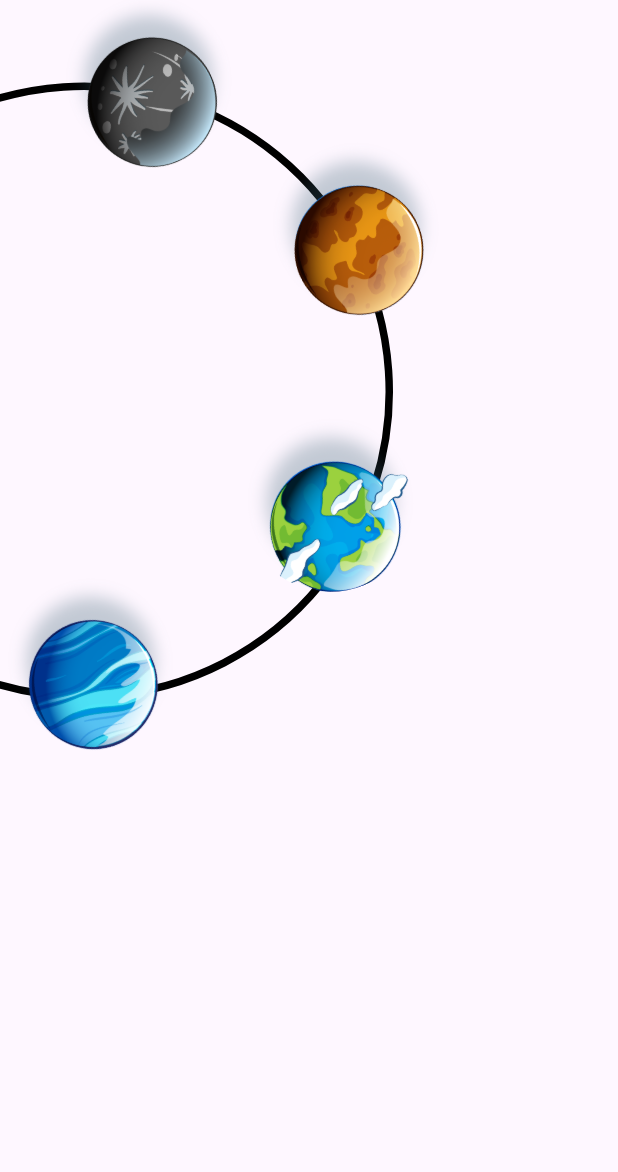
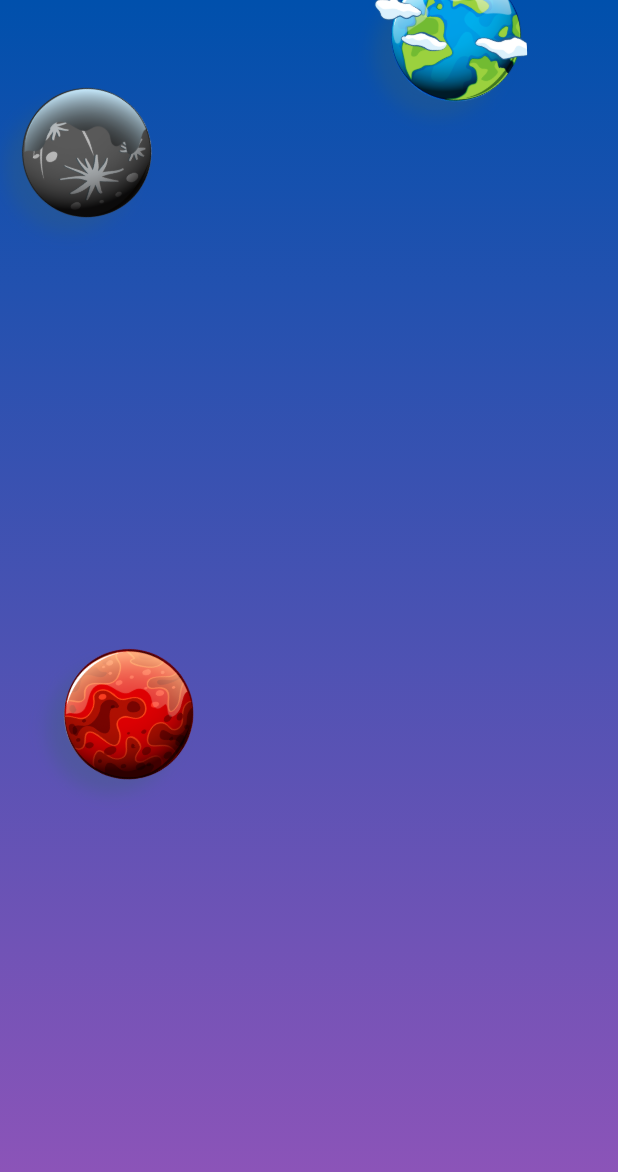
Before and after one commit to Vedpatel28/planet_animatons, a Flutter app: the screen it shows after launch, on a phone screen of 412 x 824 dp. Shown: the top 1172 px of the screen. Run offline on Flutter 3.47's test engine with Material 2 defaults, Android fonts, the phone set to English and light mode, and no system bars.

Commit message:
| VP | 8/8/23 | all Alignment Complete...

```diff
--- a/lib/main.dart
+++ b/lib/main.dart
@@ -1,6 +1,7 @@
 import 'package:flutter/material.dart';
 import 'package:planet_animatons/utiles/routes_utiles.dart';
 import 'package:planet_animatons/views/screens/home_page.dart';
+import 'package:planet_animatons/views/screens/info_page.dart';
 
 void main() {
   runApp(const MyApp());
@@ -16,6 +17,7 @@ class MyApp extends StatelessWidget {
       debugShowCheckedModeBanner: false,
       routes: {
         AllRoutes.homePage : (context) => home_Page(),
+        AllRoutes.infoPage : (context) => info_page(),
       },
     );
   }
--- a/lib/utiles/routes_utiles.dart
+++ b/lib/utiles/routes_utiles.dart
@@ -1,5 +1,6 @@
 class AllRoutes {
 
   static String homePage = '/';
+  static String infoPage = 'info_page';
 
 }
--- a/lib/views/screens/home_page.dart
+++ b/lib/views/screens/home_page.dart
@@ -4,6 +4,7 @@ import 'dart:math';
 
 import 'package:flutter/material.dart';
 import 'package:planet_animatons/models/planets_model.dart';
+import 'package:planet_animatons/utiles/routes_utiles.dart';
 
 class home_Page extends StatefulWidget {
   const home_Page({super.key});
@@ -12,12 +13,18 @@ class home_Page extends StatefulWidget {
   State<home_Page> createState() => _home_PageState();
 }
 
-class _home_PageState extends State<home_Page>
-    with TickerProviderStateMixin {
+class _home_PageState extends State<home_Page> with TickerProviderStateMixin {
   late AnimationController controller;
   late AnimationController rotationController;
   late Animation<double> rotation;
   late Animation<double> inRotation;
+
+  Color primaryTextColor = const Color(0xFF414C6B);
+  Color secondaryTextColor = const Color(0xFFE4979E);
+  Color contentTextColor = const Color(0xff868686);
+  Color navigationColor = const Color(0xFF6751B5);
+  Color gradientStartColor = const Color(0xFF0050AC);
+  Color gradientEndColor = const Color(0xFF9354B9);
 
   @override
   void initState() {
@@ -26,67 +33,79 @@ class _home_PageState extends State<home_Page>
     controller = AnimationController(
       vsync: this,
       duration: const Duration(
-        minutes: 1,
+        minutes: 5,
       ),
-    )..repeat();
+    )..forward();
 
     rotationController = AnimationController(
       vsync: this,
       duration: const Duration(
-        seconds: 20,
+        minutes: 5,
       ),
     )..forward();
 
     rotation = Tween<double>(
-      begin: 0.0,
-      end: (pi / 2).toDouble(),
+      begin: (pi).toDouble(),
+      end: (pi / 4).toDouble(),
     ).animate(
       CurvedAnimation(
-        parent: controller,
-        curve: Curves.easeInOutCirc,
+        parent: rotationController,
+        curve: Curves.fastEaseInToSlowEaseOut,
       ),
     );
 
     inRotation = Tween<double>(
       begin: 0.0,
-      end: (pi / 2).toDouble(),
+      end: (pi / 4).toDouble(),
     ).animate(
       CurvedAnimation(
         parent: rotationController,
         curve: Curves.easeInOut,
       ),
     );
-
   }
 
   @override
   Widget build(BuildContext context) {
     return Scaffold(
+      extendBodyBehindAppBar: true,
       appBar: AppBar(
         backgroundColor: Colors.transparent,
       ),
-      body: Stack(
+      body: Container(
+        decoration: BoxDecoration(
+          gradient: LinearGradient(
+            colors: [
+              gradientStartColor,
+              gradientEndColor,
+            ],
+            begin: Alignment.topCenter,
+            end: Alignment.bottomCenter,
+          ),
+        ),
+        child: Stack(
           children: [
+            // com
             Transform.translate(
-            offset: const Offset(-150, -120),
+              offset: const Offset(-130, -120),
               child: RotationTransition(
                 turns: rotation,
                 child: AnimatedContainer(
                   duration: const Duration(seconds: 1),
-                height: 650,
-                width: 650,
-                decoration: BoxDecoration(
+                  height: 300,
+                  width: 300,
+                  decoration: const BoxDecoration(
                     shape: BoxShape.circle,
-                  border: Border.all(
-                    color: Colors.black,
-                    width: 5,
-                  ),
                   ),
                   child: Stack(
                     children: [
                       //  Black Mercuric
                       Transform.translate(
-                      offset: const Offset(120, 50),
+                        offset: const Offset(150, 150),
+                        child: GestureDetector(
+                          onTap: () {
+                            Navigator.of(context).pushNamed(AllRoutes.infoPage,arguments: 0);
+                          },
                           child: RotationTransition(
                             turns: rotationController,
                             child: AnimatedContainer(
@@ -100,37 +119,38 @@ class _home_PageState extends State<home_Page>
                                 image: DecorationImage(
                                     image: AssetImage(
                                       "${planets[0].iconImage}",
-                              ),fit: BoxFit.cover
+                                    ),
+                                    fit: BoxFit.cover),
                               ),
                             ),
                           ),
                         ),
                       ),
-                    // Amber Venus
-                    Transform.translate(
-                      offset: const Offset(280,100),
-                      child: RotationTransition(
-                        turns: rotationController,
-                        child: AnimatedContainer(
-                          height: 120,
-                          width: 120,
-                          duration: const Duration(
-                            minutes: 3,
-                          ),
-                          decoration: BoxDecoration(
-                            shape: BoxShape.circle,
-                            image: DecorationImage(
-                              image: AssetImage(
-                                "${planets[1].iconImage}",
-                              ),fit: BoxFit.cover
+                    ],
                   ),
                 ),
               ),
             ),
+            // com
+            Transform.translate(
+              offset: const Offset(-150, -150),
+              child: RotationTransition(
+                turns: rotation,
+                child: AnimatedContainer(
+                  duration: const Duration(seconds: 1),
+                  height: 400,
+                  width: 400,
+                  decoration: BoxDecoration(
+                    shape: BoxShape.circle,
                   ),
-                    // Human Earth
+                  child: Stack(
+                    children: [
                       Transform.translate(
-                      offset: const Offset(320, 280),
+                        offset: const Offset(350, 20),
+                        child: GestureDetector(
+                          onTap: () {
+                            Navigator.of(context).pushNamed(AllRoutes.infoPage,arguments: 1);
+                          },
                           child: RotationTransition(
                             turns: rotationController,
                             child: AnimatedContainer(
@@ -144,15 +164,35 @@ class _home_PageState extends State<home_Page>
                                 image: DecorationImage(
                                     image: AssetImage(
                                       "${planets[2].iconImage}",
-                              ),fit: BoxFit.cover
+                                    ),
+                                    fit: BoxFit.cover),
                               ),
                             ),
                           ),
                         ),
                       ),
-                    // red Mars
+                    ],
+                  ),
+                ),
+              ),
+            ),
+            // com
             Transform.translate(
-                      offset: const Offset(-40, 120),
+              offset: const Offset(-120, -110),
+              child: RotationTransition(
+                turns: rotation,
+                child: AnimatedContainer(
+                  duration: const Duration(seconds: 1),
+                  height: 450,
+                  width: 450,
+                  decoration: const BoxDecoration(
+                    shape: BoxShape.circle,
+                  ),
+                  child: Stack(
+                    children: [
+                      //  Black Mercuric
+                      Transform.translate(
+                        offset: const Offset(300, 500),
                         child: RotationTransition(
                           turns: rotationController,
                           child: AnimatedContainer(
@@ -166,17 +206,35 @@ class _home_PageState extends State<home_Page>
                               image: DecorationImage(
                                   image: AssetImage(
                                     "${planets[3].iconImage}",
-                              ),fit: BoxFit.cover
+                                  ),
+                                  fit: BoxFit.cover),
                             ),
                           ),
                         ),
                       ),
+                    ],
                   ),
-                    // red/Amber Jupiter
+                ),
+              ),
+            ),
+            // com
             Transform.translate(
-                      offset: const Offset(-70, 280),
+              offset: const Offset(-120, -120),
               child: RotationTransition(
-                        turns: rotationController,
+                turns: rotation,
+                child: AnimatedContainer(
+                  duration: const Duration(seconds: 1),
+                  height: 400,
+                  width: 400,
+                  decoration: const BoxDecoration(
+                    shape: BoxShape.circle,
+                  ),
+                  child: Stack(
+                    children: [
+                      Transform.translate(
+                        offset: const Offset(-170, 430),
+                        child: RotationTransition(
+                          turns: inRotation,
                           child: AnimatedContainer(
                             height: 120,
                             width: 120,
@@ -189,38 +247,44 @@ class _home_PageState extends State<home_Page>
                                 image: AssetImage(
                                   "${planets[4].iconImage}",
                                 ),
+                                fit: BoxFit.cover,
                               ),
                             ),
                           ),
                         ),
                       ),
-                    // // circular Saturn
-                    // Transform.translate(
-                    //   offset: const Offset(-200, 180),
-                    //   child: RotationTransition(
-                    //     turns: rotationController,
-                    //     child: AnimatedContainer(
-                    //       height: 150,
-                    //       width: 150,
-                    //       duration: const Duration(
-                    //         minutes: 3,
-                    //       ),
-                    //       decoration: BoxDecoration(
-                    //         shape: BoxShape.circle,
-                    //         image: DecorationImage(
-                    //           image: AssetImage(
-                    //             "${planets[5].iconImage}",
-                    //           ),
-                    //         ),
-                    //       ),
-                    //     ),
-                    //   ),
-                    // ),
-                    // Uranus
+                    ],
+                  ),
+                ),
+              ),
+            ),
+            // com
             Transform.translate(
-                      offset: const Offset(10, 500),
+              offset: const Offset(-150, -150),
               child: RotationTransition(
-                        turns: rotationController,
+                turns: rotation,
+                child: AnimatedContainer(
+                  duration: const Duration(seconds: 1),
+                  height: 500,
+                  width: 500,
+                  decoration: const BoxDecoration(
+                    shape: BoxShape.circle,
+                  ),
+                  child: Stack(
+                    children: [
+                      //  Black Mercuric
+                      Transform.translate(
+                        offset: const Offset(-350, 360),
+                        child: RotationTransition(
+                          turns: Tween<double>(
+                            begin: 0.0,
+                            end: (pi / 4).toDouble(),
+                          ).animate(
+                            CurvedAnimation(
+                              parent: rotationController,
+                              curve: Curves.easeInOut,
+                            ),
+                          ),
                           child: AnimatedContainer(
                             height: 120,
                             width: 120,
@@ -233,14 +297,33 @@ class _home_PageState extends State<home_Page>
                                 image: AssetImage(
                                   "${planets[6].iconImage}",
                                 ),
+                                fit: BoxFit.cover,
                               ),
                             ),
                           ),
                         ),
                       ),
-                    // blue Neptune
+                    ],
+                  ),
+                ),
+              ),
+            ),
+            // com
             Transform.translate(
-                      offset: const Offset(200, 430),
+              offset: const Offset(-300, -300),
+              child: RotationTransition(
+                turns: rotation,
+                child: AnimatedContainer(
+                  duration: const Duration(seconds: 5),
+                  height: 1100,
+                  width: 1100,
+                  decoration: const BoxDecoration(
+                    shape: BoxShape.circle,
+                  ),
+                  child: Stack(
+                    children: [
+                      Transform.translate(
+                        offset: const Offset(-550, 550),
                         child: RotationTransition(
                           turns: rotationController,
                           child: AnimatedContainer(
@@ -255,19 +338,20 @@ class _home_PageState extends State<home_Page>
                                   image: AssetImage(
                                     "${planets[7].iconImage}",
                                   ),
-                            ),
+                                  fit: BoxFit.cover),
                             ),
                           ),
                         ),
                       ),
                     ],
                   ),
-
                 ),
               ),
             ),
           ],
         ),
+      ),
+      backgroundColor: gradientEndColor,
     );
   }
 }
```
Also changed, not shown: lib/views/screens/info_page.dart (added, +159 -0 lines). Lines whose indentation alone changed are shown as unchanged.
